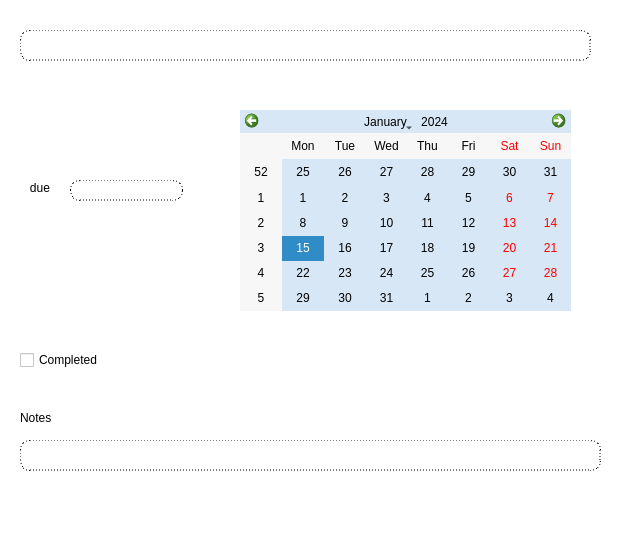
Above: views/edit_window.ui from KatyaStep/to_do_list_app before the change. Below: the same form after it.
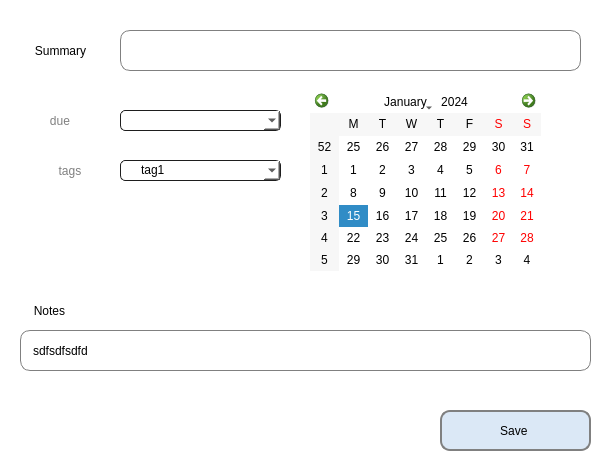
That is the form after the change.

```diff
--- a/views/edit_window.ui
+++ b/views/edit_window.ui
@@ -6,8 +6,8 @@
    <rect>
     <x>0</x>
     <y>0</y>
-    <width>622</width>
-    <height>548</height>
+    <width>614</width>
+    <height>474</height>
    </rect>
   </property>
   <property name="minimumSize">
@@ -23,7 +23,7 @@
    </size>
   </property>
   <property name="windowTitle">
-   <string>Dialog</string>
+   <string>Edit</string>
   </property>
   <property name="styleSheet">
    <string notr="true">background-color: #fff;
@@ -35,114 +35,303 @@
   <widget class="QLabel" name="label">
    <property name="geometry">
     <rect>
-     <x>20</x>
-     <y>180</y>
+     <x>40</x>
+     <y>110</y>
      <width>60</width>
-     <height>16</height>
+     <height>21</height>
     </rect>
    </property>
    <property name="styleSheet">
-    <string notr="true">font: 15pt &quot;Helvetica Neue&quot;;</string>
+    <string notr="true">font: 300 italic 16pt &quot;Helvetica Neue&quot;;
+color: grey;</string>
    </property>
    <property name="text">
     <string>   due</string>
    </property>
   </widget>
-  <widget class="QCheckBox" name="checkBox">
-   <property name="geometry">
-    <rect>
-     <x>20</x>
-     <y>350</y>
-     <width>111</width>
-     <height>20</height>
-    </rect>
-   </property>
-   <property name="styleSheet">
-    <string notr="true">font: 16pt &quot;Helvetica Neue&quot;;</string>
-   </property>
-   <property name="text">
-    <string>Completed</string>
-   </property>
-  </widget>
   <widget class="QLabel" name="label_2">
    <property name="geometry">
     <rect>
-     <x>20</x>
-     <y>410</y>
-     <width>60</width>
-     <height>16</height>
+     <x>9</x>
+     <y>300</y>
+     <width>81</width>
+     <height>21</height>
     </rect>
    </property>
    <property name="styleSheet">
-    <string notr="true">font: 20pt &quot;Helvetica Neue&quot;;</string>
+    <string notr="true">font: 300 italic 18pt &quot;Helvetica Neue&quot;;</string>
    </property>
    <property name="text">
     <string>Notes</string>
    </property>
+   <property name="alignment">
+    <set>Qt::AlignCenter</set>
+   </property>
   </widget>
-  <widget class="QLineEdit" name="lineEdit_2">
+  <widget class="QLineEdit" name="edit_task_name_lineEdit">
    <property name="geometry">
     <rect>
-     <x>20</x>
+     <x>120</x>
      <y>30</y>
+     <width>461</width>
+     <height>41</height>
+    </rect>
+   </property>
+   <property name="styleSheet">
+    <string notr="true">QLineEdit#edit_task_name_lineEdit{
+	font: 200 italic 16pt &quot;Helvetica Neue&quot;;
+	color: black;
+	background-color: white;
+	border: 1px solid grey;
+	border-width: 1px;
+	border-radius: 10px;
+	padding-left: 10px;
+}
+QLineEdit#edit_task_name_lineEdit:focus{	
+	outline: 0px;
+	outline: none;
+	outline-style: none;
+}</string>
+   </property>
+   <property name="text">
+    <string/>
+   </property>
+   <property name="frame">
+    <bool>false</bool>
+   </property>
+  </widget>
+  <widget class="QLineEdit" name="notes_lineEdit">
+   <property name="geometry">
+    <rect>
+     <x>20</x>
+     <y>330</y>
      <width>571</width>
-     <height>31</height>
+     <height>41</height>
     </rect>
    </property>
    <property name="styleSheet">
     <string notr="true">color: black;
 background-color: white;
-border: 1px dashed black;
+border: 1px solid grey;
 border-width: 1px;
-border-radius: 10px;</string>
+border-radius: 10px;
+padding-left: 10px;
+outline: 0px;
+outline: none;
+outline-style: none;
+font: 200 italic 16pt &quot;Helvetica Neue&quot;;</string>
    </property>
+   <property name="text">
+    <string>sdfsdfsdfd</string>
+   </property>
+   <property name="frame">
+    <bool>false</bool>
+   </property>
   </widget>
-  <widget class="QLineEdit" name="lineEdit_3">
+  <widget class="QPushButton" name="save_changes_btn">
    <property name="geometry">
     <rect>
-     <x>20</x>
-     <y>440</y>
-     <width>581</width>
-     <height>31</height>
+     <x>440</x>
+     <y>410</y>
+     <width>151</width>
+     <height>41</height>
     </rect>
    </property>
    <property name="styleSheet">
-    <string notr="true">color: black;
-background-color: white;
-border: 1px dashed black;
-border-width: 1px;
-border-radius: 10px;</string>
+    <string notr="true">border-radius: 10px;
+border : 2px solid grey;
+background-color: #dbe8f6;
+color: black;
+font: 300 italic 16pt &quot;Helvetica Neue&quot;;</string>
+   </property>
+   <property name="text">
+    <string>Save </string>
+   </property>
+  </widget>
+  <widget class="QLabel" name="label_3">
+   <property name="geometry">
+    <rect>
+     <x>10</x>
+     <y>40</y>
+     <width>101</width>
+     <height>21</height>
+    </rect>
+   </property>
+   <property name="styleSheet">
+    <string notr="true">font: 300 italic 18pt &quot;Helvetica Neue&quot;;</string>
+   </property>
+   <property name="text">
+    <string>Summary</string>
+   </property>
+   <property name="alignment">
+    <set>Qt::AlignCenter</set>
+   </property>
+  </widget>
+  <widget class="QComboBox" name="due_date_box">
+   <property name="geometry">
+    <rect>
+     <x>120</x>
+     <y>110</y>
+     <width>161</width>
+     <height>21</height>
+    </rect>
+   </property>
+   <property name="sizePolicy">
+    <sizepolicy hsizetype="Expanding" vsizetype="Expanding">
+     <horstretch>0</horstretch>
+     <verstretch>0</verstretch>
+    </sizepolicy>
+   </property>
+   <property name="minimumSize">
+    <size>
+     <width>25</width>
+     <height>0</height>
+    </size>
+   </property>
+   <property name="maximumSize">
+    <size>
+     <width>200</width>
+     <height>200</height>
+    </size>
+   </property>
+   <property name="styleSheet">
+    <string notr="true">QComboBox{
+	font: italic 12pt &quot;Arial&quot;;
+    subcontrol-origin: padding;
+	subcontrol-position: bottom right;
+    selection-background-color: white;
+    selection-color: rgb(162, 210, 255);
+    color: black;
+    border-style: solid;
+    border: 1px solid #1e1e1e;
+    border-radius: 5;
+    padding: 0px 20px 1px 20px;
+}
+/*QComboBox#due_date_box::drop-down{
+	subcontrol-origin: padding;
+	subcontrol-position: top right;
+     color: white;
+     border-radius: 5px;
+     padding-left: 10px;
+}*/
+</string>
+   </property>
+   <property name="currentIndex">
+    <number>-1</number>
+   </property>
+   <property name="maxVisibleItems">
+    <number>10</number>
+   </property>
+   <property name="sizeAdjustPolicy">
+    <enum>QComboBox::AdjustToContentsOnFirstShow</enum>
+   </property>
+   <property name="minimumContentsLength">
+    <number>100</number>
+   </property>
+   <property name="frame">
+    <bool>false</bool>
+   </property>
+  </widget>
+  <widget class="QLabel" name="label_5">
+   <property name="geometry">
+    <rect>
+     <x>40</x>
+     <y>160</y>
+     <width>60</width>
+     <height>21</height>
+    </rect>
+   </property>
+   <property name="styleSheet">
+    <string notr="true">font: 300 italic 16pt &quot;Helvetica Neue&quot;;
+color: grey;</string>
+   </property>
+   <property name="text">
+    <string>tags</string>
+   </property>
+   <property name="alignment">
+    <set>Qt::AlignCenter</set>
    </property>
   </widget>
   <widget class="QCalendarWidget" name="calendarWidget">
    <property name="geometry">
     <rect>
-     <x>240</x>
-     <y>110</y>
-     <width>331</width>
-     <height>201</height>
+     <x>310</x>
+     <y>90</y>
+     <width>231</width>
+     <height>181</height>
     </rect>
    </property>
-   <property name="styleSheet">
-    <string notr="true">background-color: #d7e7f5;</string>
+   <property name="horizontalHeaderFormat">
+    <enum>QCalendarWidget::SingleLetterDayNames</enum>
    </property>
   </widget>
-  <widget class="QLineEdit" name="lineEdit">
+  <widget class="QComboBox" name="tag_box">
    <property name="geometry">
     <rect>
-     <x>70</x>
-     <y>180</y>
-     <width>113</width>
+     <x>120</x>
+     <y>160</y>
+     <width>161</width>
      <height>21</height>
     </rect>
    </property>
+   <property name="sizePolicy">
+    <sizepolicy hsizetype="Expanding" vsizetype="Expanding">
+     <horstretch>0</horstretch>
+     <verstretch>0</verstretch>
+    </sizepolicy>
+   </property>
+   <property name="maximumSize">
+    <size>
+     <width>200</width>
+     <height>200</height>
+    </size>
+   </property>
    <property name="styleSheet">
-    <string notr="true">color: black;
-background-color: white;
-border: 1px dashed black;
-border-width: 1px;
-border-radius: 10px;</string>
+    <string notr="true">QComboBox{
+	font: italic 12pt &quot;Arial&quot;;
+    subcontrol-origin: padding;
+	subcontrol-position: bottom right;
+    selection-background-color: white;
+    selection-color: rgb(162, 210, 255);
+    color: black;
+    border-style: solid;
+    border: 1px solid #1e1e1e;
+    border-radius: 5;
+    padding: 0px 20px 1px 20px;
+}
+QComboBox#tag_box ::drop-down{
+	subcontrol-origin: padding;
+	subcontrol-position: bottom right;
+     width: 50px;
+     color: white;
+     border-left-width: 0px;
+     border-left-color: darkgray;
+     border-left-style: solid; /* just a single line */
+     border-top-right-radius: 3px; /* same radius as the QComboBox */
+     border-bottom-right-radius: 3px;
+     padding-left: 10px;
+}
+</string>
    </property>
+   <property name="sizeAdjustPolicy">
+    <enum>QComboBox::AdjustToContentsOnFirstShow</enum>
+   </property>
+   <property name="minimumContentsLength">
+    <number>100</number>
+   </property>
+   <property name="frame">
+    <bool>false</bool>
+   </property>
+   <item>
+    <property name="text">
+     <string>tag1</string>
+    </property>
+   </item>
+   <item>
+    <property name="text">
+     <string>tag2</string>
+    </property>
+   </item>
   </widget>
  </widget>
  <resources/>
```
